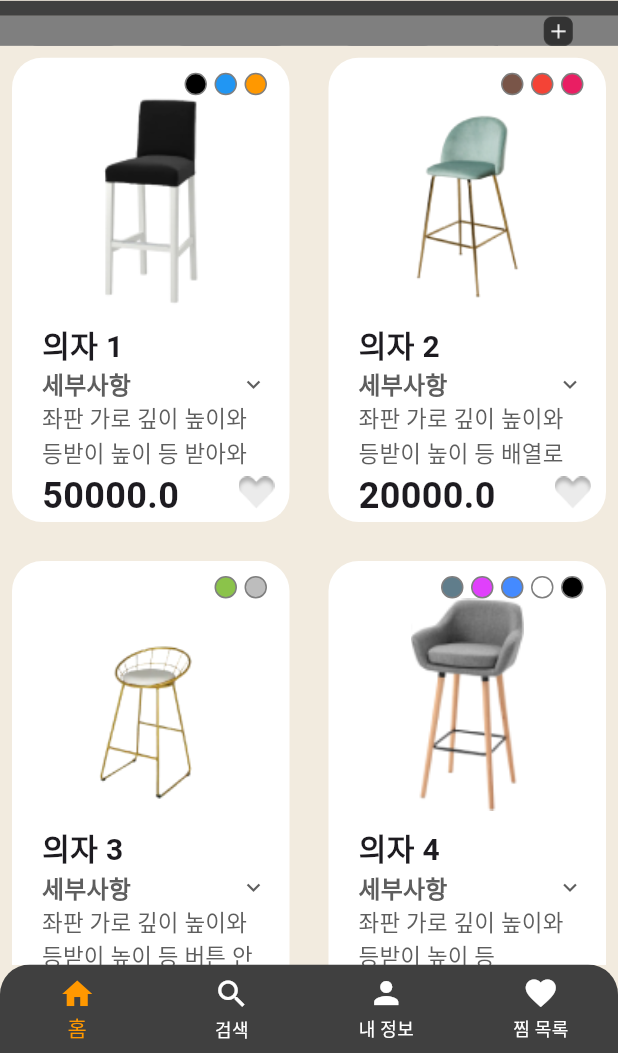
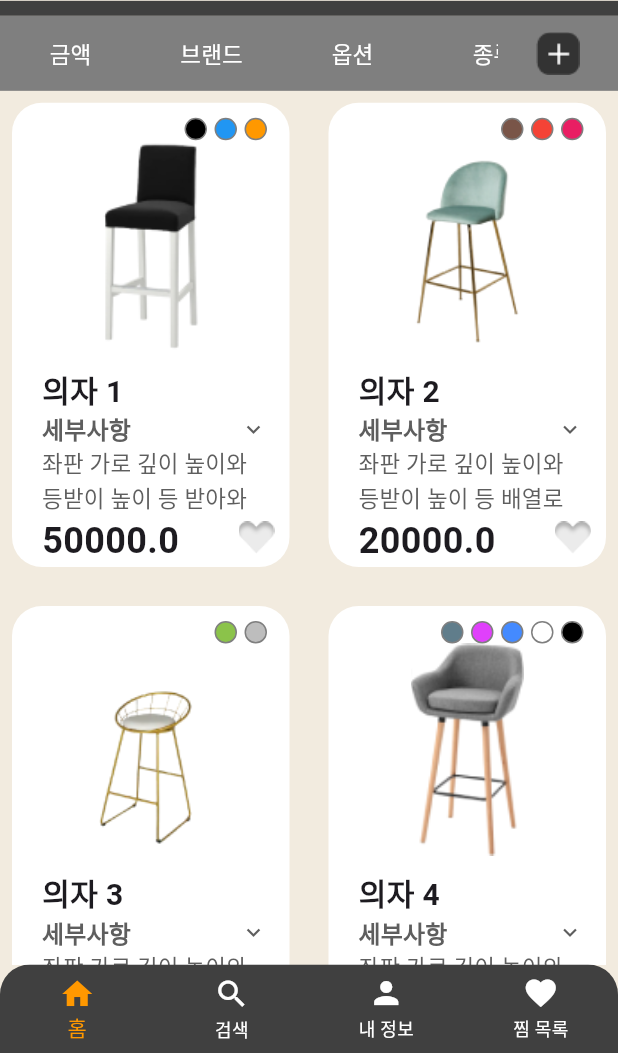
Before and after one commit to FUlcho23/ChairTeamProject, a Flutter app: the screen it shows after launch, after a tap on "로그인", on a phone screen of 412 x 824 dp, the part 183-1236 px from its top. Run offline on Flutter 3.47's test engine with Material 3 defaults, Android fonts, the phone set to English and light mode, and no system bars.

Commit message:
홈 화면 필터 수정

```diff
--- a/lib/firstpage.dart
+++ b/lib/firstpage.dart
@@ -134,7 +134,7 @@ class _FirstPage extends State<FirstPage> {
                   });
                 },
                 child: Container(
-                  height: 20,
+                  height: 50,
                   color: Color(0xFF7F7F7F),
                   child: Row(
                     mainAxisAlignment: MainAxisAlignment.center,
@@ -154,7 +154,7 @@ class _FirstPage extends State<FirstPage> {
                                     },
                                     style: ButtonStyle(
                                       padding: MaterialStateProperty.all<EdgeInsetsGeometry>(
-                                        EdgeInsets.all(20),
+                                        EdgeInsets.all(0),
                                       ),
                                       shape: MaterialStateProperty.all<OutlinedBorder>(
                                         RoundedRectangleBorder(
```
